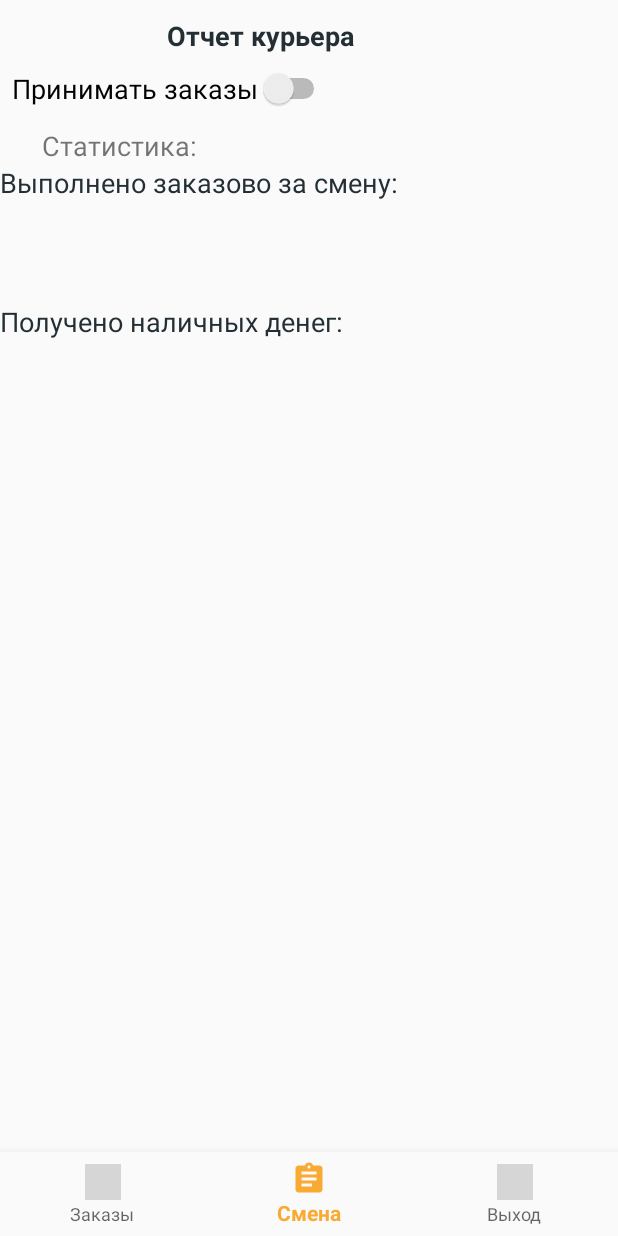
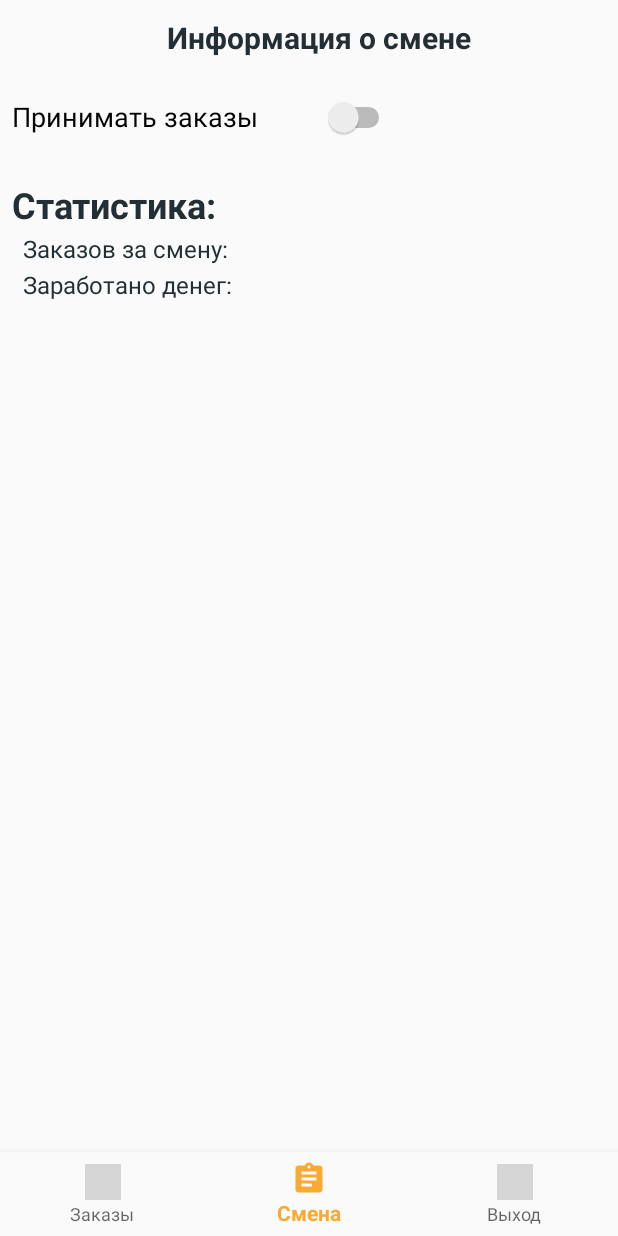
Before and after one commit to bewithforce/RiderApp, an Android app: the BaseActivity screen opened directly, with no data from a screen before it, item 2 of the bottom bar chosen, on a phone screen of 412 x 824 dp. Run offline under Robolectric (Android 15) with nearby library versions, the phone set to English and light mode, and no system bars; grey boxes are pictures that could not be loaded.

Commit message:
she is not

```diff
--- a/app/src/main/java/com/github/bewithforce/riderapp/gui/BaseActivity.java
+++ b/app/src/main/java/com/github/bewithforce/riderapp/gui/BaseActivity.java
@@ -62,11 +62,11 @@ public class BaseActivity extends AppCompatActivity {
         super.onCreate(savedInstanceState);
         setContentView(R.layout.base_activity);
         BottomNavigationView view = findViewById(R.id.navigation);
-        callAPI = APIClient.getClient().create(CallAPI.class);
-        token = SessionTools.getToken(BaseActivity.this);
         if (!checkIfAlreadyHavePermission()) {
             ActivityCompat.requestPermissions(this, new String[]{Manifest.permission.ACCESS_FINE_LOCATION}, 7);
         }
+        callAPI = APIClient.getClient().create(CallAPI.class);
+        token = SessionTools.getToken(BaseActivity.this);
         view.setOnNavigationItemSelectedListener(item -> {
             Fragment fragmentInFrame = getSupportFragmentManager()
                     .findFragmentById(R.id.base_fragment);
@@ -105,6 +105,12 @@ public class BaseActivity extends AppCompatActivity {
     @Override
     protected void onResume() {
         super.onResume();
+        if (checkIfAlreadyHavePermission()) {
+            start();
+        }
+    }
+
+    private void start() {
         LocationRequest mLocationRequest = LocationRequest.create()
                 .setPriority(LocationRequest.PRIORITY_HIGH_ACCURACY)
                 .setInterval(10 * 1000)
@@ -116,8 +122,10 @@ public class BaseActivity extends AppCompatActivity {
         task.addOnCompleteListener(e -> {
             try {
                 task.getResult(ApiException.class);
+                if (mLocationManager == null) {
                     foundMeOnTheEarth();
                     startTimer();
+                }
             } catch (ApiException ex) {
                 switch (ex.getStatusCode()) {
                     case LocationSettingsStatusCodes.RESOLUTION_REQUIRED:
@@ -135,34 +143,36 @@ public class BaseActivity extends AppCompatActivity {
                         finish();
                         break;
                     default:
+                        if (mLocationManager == null) {
                             foundMeOnTheEarth();
                             startTimer();
+                        }
                 }
             }
         });
     }
 
     private void startTimer() {
+        if(timer == null) {
             timer = new Timer();
             task = new TimerTask() {
                 @Override
                 public void run() {
                     mTimerHandler.post(() -> {
                         CourierLocation location = LocationTools.getToken(BaseActivity.this);
-
+                        if(location != null) {
                             Log.e("veeeeGeoAlarm", location.getLatitude().toString() + " and " + location.getLongitude().toString());
                             Call<Void> call = callAPI.locationReport(token, location);
                             call.enqueue(new Callback<Void>() {
                                 @Override
                                 public void onResponse(Call<Void> call, Response<Void> response) {
                                     Log.e("veeeeLocationSend", response.message());
-                            switch (response.code()){
+                                    switch (response.code()) {
                                         case 401:
                                             SessionTools.removeToken(getBaseContext());
                                             Intent intent = new Intent(BaseActivity.this, LoginActivity.class);
                                             startActivity(intent);
                                             finish();
-
                                     }
                                 }
 
@@ -171,10 +181,12 @@ public class BaseActivity extends AppCompatActivity {
                                     call.cancel();
                                 }
                             });
+                        }
                     });
                 }
             };
             timer.schedule(task, 1, 30000);
+        }
     }
 
 
@@ -200,7 +212,9 @@ public class BaseActivity extends AppCompatActivity {
             @Override
             public void onProviderEnabled(String s) {}
             @Override
-            public void onProviderDisabled(String s) {}
+            public void onProviderDisabled(String s) {
+                start();
+            }
         };
         mLocationManager.requestLocationUpdates(LocationManager.GPS_PROVIDER,30000,50,mLocationListener);
     }
@@ -224,6 +238,8 @@ public class BaseActivity extends AppCompatActivity {
             case 7:
                 if (grantResults[0] != PackageManager.PERMISSION_GRANTED) {
                     finish();
+                } else {
+                    start();
                 }
                 break;
             default:
@@ -237,8 +253,10 @@ public class BaseActivity extends AppCompatActivity {
 
         if (requestCode == 911) {
             if (resultCode == Activity.RESULT_OK) {
+                if(mLocationManager == null) {
                     foundMeOnTheEarth();
                     startTimer();
+                }
             } else {
                 Toast.makeText(this, "включите GPS", Toast.LENGTH_LONG).show();
             }
--- a/app/src/main/java/com/github/bewithforce/riderapp/gui/fragments/OrderFragment.java
+++ b/app/src/main/java/com/github/bewithforce/riderapp/gui/fragments/OrderFragment.java
@@ -76,7 +76,7 @@ public class OrderFragment extends Fragment {
 
                 @Override
                 public void onFailure(Call<Void> litCall, Throwable t) {
-                    customer.setClickable(false);
+                    litCall.cancel();
                 }
             });
         });
@@ -90,6 +90,8 @@ public class OrderFragment extends Fragment {
 
                 @Override
                 public void onFailure(Call<Void> litCall, Throwable t) {
+                    litCall.cancel();
+                    customer.setClickable(false);
                 }
             });
         });
--- a/app/src/main/java/com/github/bewithforce/riderapp/gui/fragments/StatsFragment.java
+++ b/app/src/main/java/com/github/bewithforce/riderapp/gui/fragments/StatsFragment.java
@@ -107,9 +107,9 @@ public class StatsFragment extends Fragment {
         swi.setOnCheckedChangeListener((e, t) -> {
             Status status = new Status();
             if (t) {
+                status.setStatus(1);
+            } else {
                 status.setStatus(0);
-            } else {
-                status.setStatus(1);
             }
             Call<Void> voidCall = callAPI.postStatus(token, status);
             voidCall.enqueue(new Callback<Void>() {
--- a/app/src/main/java/com/github/bewithforce/riderapp/tools/LocationTools.java
+++ b/app/src/main/java/com/github/bewithforce/riderapp/tools/LocationTools.java
@@ -25,8 +25,12 @@ public class LocationTools {
     public static CourierLocation getToken(Context context){
         CourierLocation location = new CourierLocation();
         SharedPreferences preferences = PreferenceManager.getDefaultSharedPreferences(context);
-        location.setLatitude(Double.parseDouble(preferences.getString("courier_latitude", null)));
-        location.setLongitude(Double.parseDouble(preferences.getString("courier_longitude", null)));
+        try {
+            location.setLatitude(Double.parseDouble(preferences.getString("courier_latitude", null)));
+            location.setLongitude(Double.parseDouble(preferences.getString("courier_longitude", null)));
+        } catch (Exception e){
+            return null;
+        }
         return location;
     }
 }
--- a/app/src/main/res/layout/stats_fragment.xml
+++ b/app/src/main/res/layout/stats_fragment.xml
@@ -14,7 +14,7 @@
         android:layout_marginTop="11dp"
         android:text="@string/stats_title"
         android:textColor="#232F34"
-        android:textSize="18sp"
+        android:textSize="20sp"
         android:textStyle="bold"
         app:layout_constraintStart_toStartOf="parent"
         app:layout_constraintTop_toTopOf="parent">
@@ -24,9 +24,11 @@
         android:id="@+id/textView3"
         android:layout_width="wrap_content"
         android:layout_height="wrap_content"
+        android:layout_marginTop="2dp"
+        android:layout_marginStart="15dp"
         android:text="@string/stats_orders_completed"
         android:textColor="#232F34"
-        android:textSize="18sp"
+        android:textSize="16sp"
         tools:layout_editor_absoluteY="163dp"
         app:layout_constraintStart_toStartOf="parent"
         app:layout_constraintTop_toBottomOf="@+id/textView39" >
@@ -36,10 +38,11 @@
         android:id="@+id/textView6"
         android:layout_width="wrap_content"
         android:layout_height="wrap_content"
-        android:layout_marginTop="68dp"
+        android:layout_marginTop="2dp"
+        android:layout_marginStart="15dp"
         android:text="@string/stats_cash_received"
         android:textColor="#232F34"
-        android:textSize="18sp"
+        android:textSize="16sp"
         app:layout_constraintStart_toStartOf="parent"
         app:layout_constraintTop_toBottomOf="@+id/textView3">
     </TextView>
@@ -49,10 +52,9 @@
         android:id="@+id/orders_completed"
         android:layout_width="wrap_content"
         android:layout_height="wrap_content"
-        android:layout_marginTop="0dp"
         android:layout_marginEnd="96dp"
         android:textColor="#F9AA33"
-        android:textSize="18sp"
+        android:textSize="16sp"
         app:layout_constraintEnd_toEndOf="parent"
         app:layout_constraintTop_toTopOf="@+id/textView3">
     </TextView>
@@ -64,15 +66,15 @@
         android:layout_marginTop="0dp"
         android:layout_marginEnd="128dp"
         android:textColor="#F9AA33"
-        android:textSize="18sp"
+        android:textSize="14sp"
         app:layout_constraintEnd_toEndOf="parent"
         app:layout_constraintTop_toTopOf="@+id/textView6">
     </TextView>
 
     <Switch
         android:id="@+id/switch1"
-        android:layout_width="wrap_content"
-        android:layout_height="wrap_content"
+        android:layout_width="255dp"
+        android:layout_height="60dp"
         android:layout_marginStart="8dp"
         android:layout_marginTop="9dp"
         android:text="Принимать заказы"
@@ -84,10 +86,12 @@
         android:id="@+id/textView39"
         android:layout_width="wrap_content"
         android:layout_height="wrap_content"
-        android:layout_marginStart="28dp"
+        android:layout_marginStart="8dp"
         android:layout_marginTop="12dp"
+        android:textColor="#232F34"
         android:text="Статистика:"
-        android:textSize="18sp"
+        android:textSize="24sp"
+        android:textStyle="bold"
         app:layout_constraintStart_toStartOf="parent"
         app:layout_constraintTop_toBottomOf="@+id/switch1" />
 
--- a/app/src/main/res/values/strings.xml
+++ b/app/src/main/res/values/strings.xml
@@ -11,9 +11,9 @@
     <string name="stats_bottom_menu">Смена</string>
     <string name="exit_bottom_menu">Выход</string>
 
-    <string name="stats_title">Отчет курьера</string>
-    <string name="stats_orders_completed">Выполнено заказово за смену:</string>
-    <string name="stats_cash_received">Получено наличных денег:</string>
+    <string name="stats_title">Информация о смене</string>
+    <string name="stats_orders_completed">Заказов за смену:</string>
+    <string name="stats_cash_received">Заработано денег:</string>
 
     <string name="order_waiting">Заказ ожидается</string>
     <string name="more_info">Подробнее</string>
```
Also changed, not shown: app/src/main/AndroidManifest.xml (+6 -12 lines), app/src/main/java/com/github/bewithforce/riderapp/gui/SplashActivity/SplashActivity.java (+12 -0 lines), app/src/main/res/layout/order_fragment.xml (+17 -3 lines). Lines whose indentation alone changed are shown as unchanged.
